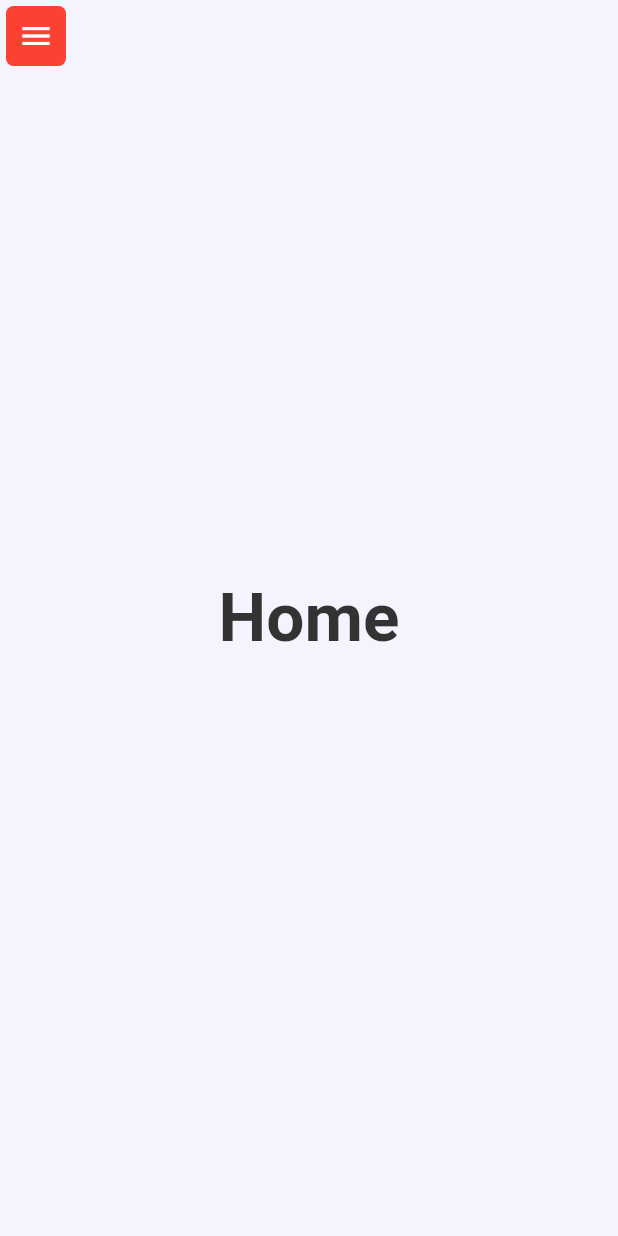
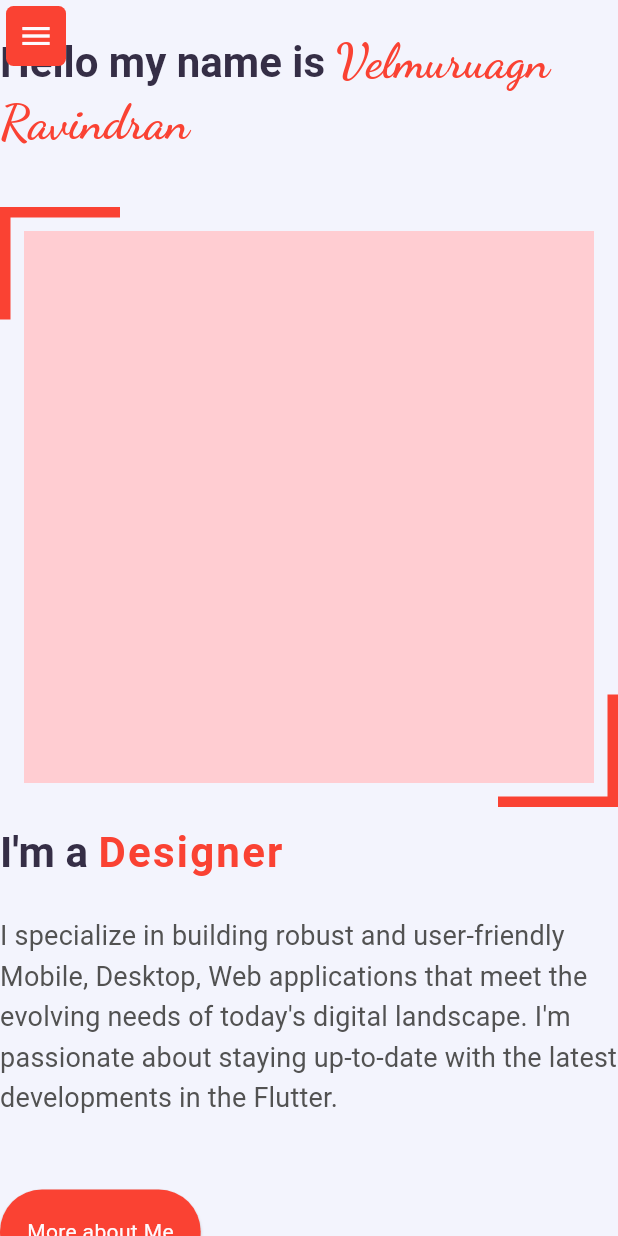
Before and after one commit to dev-ravan/my-folio, a Flutter app: the screen it shows after launch, on a phone screen of 412 x 824 dp. Run offline on Flutter 3.47's test engine with Material 3 defaults, Android fonts, the phone set to English and light mode, and no system bars; our stand-ins replace equatable, flutter_bloc, flutter_svg, go_router, google_fonts.

Commit message:
Home UI completed

```diff
--- a/lib/Core/Theme/text_style.dart
+++ b/lib/Core/Theme/text_style.dart
@@ -24,12 +24,12 @@ class AppTextStyle {
     fontWeight: FontWeight.bold,
   );
   TextStyle headlineMedium = TextStyle(
-    color: Palettes.blackColor,
+    color: Palettes.violetColor,
     fontSize: 28,
     fontWeight: FontWeight.bold,
   );
   TextStyle headlineSmall = TextStyle(
-    color: Palettes.blackColor,
+    color: Palettes.violetColor,
     fontSize: 22,
     fontWeight: FontWeight.bold,
   );
@@ -40,7 +40,7 @@ class AppTextStyle {
   );
   TextStyle titleMedium = TextStyle(
     fontWeight: FontWeight.bold,
-    color: Palettes.blackColor,
+    color: Palettes.outlineColor,
     fontSize: 18,
   );
   TextStyle titleSmall = TextStyle(
--- a/lib/Core/Theme/theme_mode.dart
+++ b/lib/Core/Theme/theme_mode.dart
@@ -12,7 +12,7 @@ ThemeData lightMode = ThemeData(
       secondary: Palettes.whiteColor,
       tertiary: Palettes.blackColor,
       outline: Palettes.outlineColor),
-  textTheme: GoogleFonts.dmSansTextTheme().copyWith(
+  textTheme: GoogleFonts.poppinsTextTheme().copyWith(
     displayLarge: _textStyle.displayLarge,
     displayMedium: _textStyle.displayMedium,
     displaySmall: _textStyle.displaySmall,
@@ -65,7 +65,7 @@ ThemeData darkMode = ThemeData(
     tertiary: Palettes.whiteColor,
     primaryContainer: Palettes.darkMenuColor,
   ),
-  textTheme: GoogleFonts.dmSansTextTheme().copyWith(
+  textTheme: GoogleFonts.poppinsTextTheme().copyWith(
     displayLarge: _textStyle.displayLarge.copyWith(color: Palettes.whiteColor),
     displayMedium:
         _textStyle.displayMedium.copyWith(color: Palettes.whiteColor),
--- /dev/null
+++ b/lib/Features/About/data/Model/skill_mod.dart
@@ -0,0 +1,6 @@
+class SkillsMod {
+  final String skill;
+  final String percentage;
+
+  SkillsMod({required this.skill, required this.percentage});
+}
--- /dev/null
+++ b/lib/Features/Home/Data/home_details.dart
@@ -0,0 +1,12 @@
+class HomeDetails {
+  static String helloTxt = "Hello my name is ";
+  static String myName = "Velmuruagn Ravindran";
+  static List<String> roles = [
+    "Flutter Developer",
+    "Designer",
+    "Freelancer",
+    "Friend !"
+  ];
+  static String content =
+      "I specialize in building robust and user-friendly Mobile, Desktop, Web applications that meet the evolving needs of today's digital landscape. I'm passionate about staying up-to-date with the latest developments in the Flutter.";
+}
--- /dev/null
+++ b/lib/Features/Home/Presentation/components/basic_intro.dart
@@ -0,0 +1,55 @@
+import 'package:my_folio/Features/Home/Data/home_details.dart';
+import 'package:my_folio/Features/Home/Presentation/components/common_button.dart';
+import 'package:my_folio/Features/Home/Presentation/components/img_intro_section.dart';
+import 'package:my_folio/Features/Home/Presentation/components/roles_widget.dart';
+import 'package:my_folio/Utils/exports.dart';
+
+class BasicIntroSection extends StatelessWidget {
+  const BasicIntroSection({super.key});
+
+  @override
+  Widget build(BuildContext context) {
+    final bool isMobile = Responsive.isMobile(context);
+
+    final textTheme = Theme.of(context).textTheme;
+    final theme = Theme.of(context).colorScheme;
+
+    return SingleChildScrollView(
+      child: Column(
+        crossAxisAlignment: CrossAxisAlignment.start,
+        mainAxisAlignment: MainAxisAlignment.center,
+        children: [
+          RichText(
+            text: TextSpan(
+              text: HomeDetails.helloTxt,
+              style: textTheme.headlineMedium,
+              children: [
+                TextSpan(
+                  text: HomeDetails.myName,
+                  style: GoogleFonts.dancingScript(
+                      fontSize: 32, color: theme.primary),
+                ),
+              ],
+            ),
+          ),
+          gap24,
+          if (isMobile) gap12,
+          if (isMobile) const ImgIntroSection(),
+          if (isMobile) gap12,
+          const RoleWidget(),
+          gap24,
+          Text(
+            HomeDetails.content,
+            style:
+                textTheme.titleMedium!.copyWith(fontWeight: FontWeight.normal),
+          ),
+          gap48,
+          CommonButton(
+            onTap: () {},
+            title: "More about Me",
+          ),
+        ],
+      ),
+    );
+  }
+}
--- /dev/null
+++ b/lib/Features/Home/Presentation/components/common_button.dart
@@ -0,0 +1,23 @@
+import 'package:my_folio/Utils/exports.dart';
+
+class CommonButton extends StatelessWidget {
+  final String title;
+  final VoidCallback onTap;
+  const CommonButton({super.key, required this.title, required this.onTap});
+
+  @override
+  Widget build(BuildContext context) {
+    return ElevatedButton(
+        style: ElevatedButton.styleFrom(
+            padding: const EdgeInsets.all(18),
+            backgroundColor: Theme.of(context).colorScheme.primary),
+        onPressed: onTap,
+        child: Text(
+          title,
+          style: Theme.of(context)
+              .textTheme
+              .bodyMedium!
+              .copyWith(color: Palettes.whiteColor),
+        ));
+  }
+}
--- /dev/null
+++ b/lib/Features/Home/Presentation/components/img_intro_section.dart
@@ -0,0 +1,58 @@
+import 'package:my_folio/Utils/exports.dart';
+
+class ImgIntroSection extends StatelessWidget {
+  const ImgIntroSection({super.key});
+
+  @override
+  Widget build(BuildContext context) {
+    final theme = Theme.of(context).colorScheme;
+    final bool isMobile = Responsive.isMobile(context);
+    final double imgHeight =
+        isMobile ? 400 : MediaQuery.of(context).size.height / 1.4;
+    return SizedBox(
+      height: imgHeight,
+      child: Stack(
+        children: [
+          Positioned(
+            left: 0,
+            child: Container(
+              height: 7,
+              width: 80,
+              color: theme.primary,
+            ),
+          ),
+          Positioned(
+            left: 0,
+            child: Container(
+              height: 75,
+              width: 7,
+              color: theme.primary,
+            ),
+          ),
+          Positioned(
+            bottom: 0,
+            right: 0,
+            child: Container(
+              height: 7,
+              width: 80,
+              color: theme.primary,
+            ),
+          ),
+          Positioned(
+            right: 0,
+            bottom: 0,
+            child: Container(
+              height: 75,
+              width: 7,
+              color: theme.primary,
+            ),
+          ),
+          Container(
+            margin: isMobile ? p16 : p32,
+            color: Colors.red[100],
+          )
+        ],
+      ),
+    );
+  }
+}
--- /dev/null
+++ b/lib/Features/Home/Presentation/components/roles_widget.dart
@@ -0,0 +1,88 @@
+import 'dart:async';
+import 'package:my_folio/Features/Home/Data/home_details.dart';
+import 'package:my_folio/Utils/exports.dart';
+
+class RoleWidget extends StatefulWidget {
+  const RoleWidget({super.key});
+
+  @override
+  State<RoleWidget> createState() => _RoleWidgetState();
+}
+
+class _RoleWidgetState extends State<RoleWidget>
+    with SingleTickerProviderStateMixin {
+  List<String> roles = HomeDetails.roles;
+  int _roleIndex = 0;
+  String _currentText = "";
+  int _charIndex = 0;
+  late Timer _typeTimer;
+  late AnimationController _cursorController;
+  bool _showCursor = true;
+
+  @override
+  void initState() {
+    super.initState();
+    _cursorController = AnimationController(
+      vsync: this,
+      duration: const Duration(milliseconds: 500),
+    )..addStatusListener((status) {
+        setState(() {
+          _showCursor = !_showCursor;
+        });
+      });
+    _cursorController.repeat(reverse: true);
+    _startTyping();
+  }
+
+  void _startTyping() {
+    _typeTimer = Timer.periodic(const Duration(milliseconds: 200), (timer) {
+      setState(() {
+        if (_charIndex < roles[_roleIndex].length) {
+          _currentText += roles[_roleIndex][_charIndex];
+          _charIndex++;
+        } else {
+          _typeTimer.cancel();
+          Timer(const Duration(milliseconds: 1500), () {
+            setState(() {
+              _currentText = "";
+              _charIndex = 0;
+              _roleIndex = (_roleIndex + 1) % roles.length;
+              _startTyping();
+            });
+          });
+        }
+      });
+    });
+  }
+
+  @override
+  void dispose() {
+    _typeTimer.cancel();
+    _cursorController.dispose();
+    super.dispose();
+  }
+
+  @override
+  Widget build(BuildContext context) {
+    final textTheme = Theme.of(context).textTheme;
+    final theme = Theme.of(context).colorScheme;
+    return RichText(
+      text: TextSpan(
+        text: "I'm a ",
+        style: textTheme.headlineMedium,
+        children: [
+          TextSpan(
+            text: _currentText,
+            style: textTheme.headlineMedium!
+                .copyWith(color: theme.primary, letterSpacing: 1.5),
+          ),
+          TextSpan(
+            text: _showCursor ? "|" : " ",
+            style:
+                TextStyle(color: theme.primary, fontWeight: FontWeight.normal),
+          )
+        ],
+      ),
+    );
+  }
+}
--- a/lib/Features/Home/Presentation/pages/home.dart
+++ b/lib/Features/Home/Presentation/pages/home.dart
@@ -1,3 +1,5 @@
+import 'package:my_folio/Features/Home/Presentation/components/basic_intro.dart';
+import 'package:my_folio/Features/Home/Presentation/components/img_intro_section.dart';
 import 'package:my_folio/Utils/exports.dart';
 
 class HomePage extends StatelessWidget {
@@ -5,12 +7,17 @@ class HomePage extends StatelessWidget {
 
   @override
   Widget build(BuildContext context) {
+    final bool isMobile = Responsive.isMobile(context);
     return Scaffold(
       body: Center(
-          child: Text(
-        "Home",
-        style: Theme.of(context).textTheme.displayMedium,
-      )),
+        child: Row(
+          crossAxisAlignment: CrossAxisAlignment.center,
+          children: [
+            const Expanded(flex: 2, child: BasicIntroSection()),
+            if (!isMobile) const Expanded(child: ImgIntroSection())
+          ],
+        ),
+      ),
     );
   }
 }
--- a/lib/Features/Nav Bar/Data/menu_details.dart
+++ b/lib/Features/Nav Bar/Data/menu_details.dart
@@ -3,10 +3,18 @@ import 'package:my_folio/Core/Routers/route_names.dart';
 import 'package:my_folio/Features/Nav%20Bar/Data/Models/menu_model.dart';
 
 class MenuDetails {
-  static String headerTitle = "vel-";
+  static String headerTitle = "VEL";
   static List<MenuModel> menuItems = [
-    MenuModel(title: "Home", icon: MyIcons.home, route: MyRouteNames.home),
-    MenuModel(title: "About", icon: MyIcons.about, route: MyRouteNames.about),
+    MenuModel(
+      title: "Home",
+      icon: MyIcons.home,
+      route: MyRouteNames.home,
+    ),
+    MenuModel(
+      title: "About",
+      icon: MyIcons.about,
+      route: MyRouteNames.about,
+    ),
     MenuModel(
       title: "Services",
       icon: MyIcons.services,
--- a/lib/Features/Nav Bar/Presentation/Components/floating_menu_widget.dart
+++ b/lib/Features/Nav Bar/Presentation/Components/floating_menu_widget.dart
@@ -8,12 +8,12 @@ class FloatingMenuWidget extends StatelessWidget {
     final theme = Theme.of(context).colorScheme;
 
     return Builder(builder: (context) {
-      return InkWell(
-        onTap: () => Scaffold.of(context).openDrawer(),
-        child: Align(
-          alignment: Alignment.topLeft,
-          child: Padding(
-            padding: const EdgeInsets.all(20),
+      return Align(
+        alignment: Alignment.topLeft,
+        child: Padding(
+          padding: const EdgeInsets.all(20),
+          child: InkWell(
+            onTap: () => Scaffold.of(context).openDrawer(),
             child: Container(
               decoration: BoxDecoration(
                   color: theme.primary, borderRadius: BorderRadius.circular(5)),
--- a/lib/Features/Nav Bar/Presentation/Components/header.dart
+++ b/lib/Features/Nav Bar/Presentation/Components/header.dart
@@ -54,7 +54,7 @@ class Header extends StatelessWidget {
             style: Theme.of(context)
                 .textTheme
                 .headlineMedium!
-                .copyWith(fontWeight: FontWeight.w500),
+                .copyWith(fontWeight: FontWeight.w600),
           )),
           // color: Colors.grey[400],
         ),
--- a/lib/Features/Nav Bar/Presentation/Pages/nav_bar.dart
+++ b/lib/Features/Nav Bar/Presentation/Pages/nav_bar.dart
@@ -17,7 +17,11 @@ class NavBar extends StatelessWidget {
         children: [
           if (!isMobile) const SideMenuWidget(),
           Expanded(
-            child: child,
+            child: Padding(
+              padding: EdgeInsets.only(
+                  left: !isMobile ? 30 : 0, top: 20, right: !isMobile ? 30 : 0),
+              child: child,
+            ),
           ),
         ],
       ),
```
Also changed, not shown: lib/Features/About/Presentation/components/info_section.dart (added, +21 -0 lines), lib/Features/About/Presentation/components/personal_info.dart (added, +88 -0 lines), lib/Features/About/Presentation/components/personal_info_widget.dart (added, +38 -0 lines), lib/Features/About/Presentation/components/title_widget.dart (added, +30 -0 lines), lib/Features/About/Presentation/pages/about.dart (+39 -6 lines), lib/Features/About/data/about_details.dart (added, +28 -0 lines).
